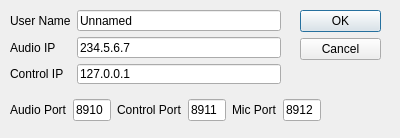
First picture: the form in Source/client/settings.ui, repository FrostByten/Comm-Audio, before the edit.
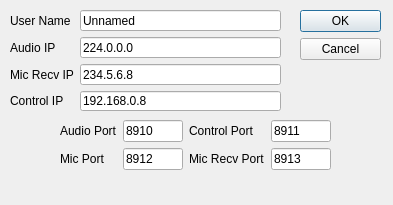
Second picture: the form after the edit.

Commit message: Made hard coded ips and port get from settings

The edit to the form file:
```diff
--- a/Source/client/settings.ui
+++ b/Source/client/settings.ui
@@ -6,8 +6,8 @@
    <rect>
     <x>0</x>
     <y>0</y>
-    <width>400</width>
-    <height>138</height>
+    <width>393</width>
+    <height>205</height>
    </rect>
   </property>
   <property name="windowTitle">
@@ -32,10 +32,10 @@
   <widget class="QWidget" name="gridLayoutWidget">
    <property name="geometry">
     <rect>
-     <x>10</x>
-     <y>90</y>
-     <width>311</width>
-     <height>41</height>
+     <x>60</x>
+     <y>120</y>
+     <width>271</width>
+     <height>51</height>
     </rect>
    </property>
    <layout class="QGridLayout" name="gridLayout">
@@ -46,20 +46,6 @@
       </property>
      </widget>
     </item>
-    <item row="0" column="0">
-     <widget class="QLabel" name="label_2">
-      <property name="text">
-       <string>Audio Port</string>
-      </property>
-     </widget>
-    </item>
-    <item row="0" column="2">
-     <widget class="QLabel" name="label">
-      <property name="text">
-       <string>Control Port</string>
-      </property>
-     </widget>
-    </item>
     <item row="0" column="3">
      <widget class="QLineEdit" name="control_port">
       <property name="text">
@@ -67,20 +53,48 @@
       </property>
      </widget>
     </item>
-    <item row="0" column="4">
+    <item row="0" column="2">
+     <widget class="QLabel" name="label">
+      <property name="text">
+       <string>Control Port</string>
+      </property>
+     </widget>
+    </item>
+    <item row="0" column="0">
+     <widget class="QLabel" name="label_2">
+      <property name="text">
+       <string>Audio Port</string>
+      </property>
+     </widget>
+    </item>
+    <item row="1" column="0">
      <widget class="QLabel" name="label_3">
       <property name="text">
        <string>Mic Port</string>
       </property>
      </widget>
     </item>
-    <item row="0" column="5">
+    <item row="1" column="1">
      <widget class="QLineEdit" name="mic_port">
       <property name="text">
        <string>8912</string>
       </property>
      </widget>
     </item>
+    <item row="1" column="2">
+     <widget class="QLabel" name="label_7">
+      <property name="text">
+       <string>Mic Recv Port</string>
+      </property>
+     </widget>
+    </item>
+    <item row="1" column="3">
+     <widget class="QLineEdit" name="mic_recv_port">
+      <property name="text">
+       <string>8913</string>
+      </property>
+     </widget>
+    </item>
    </layout>
   </widget>
   <widget class="QWidget" name="gridLayoutWidget_2">
@@ -89,11 +103,25 @@
      <x>10</x>
      <y>10</y>
      <width>271</width>
-     <height>74</height>
+     <height>101</height>
     </rect>
    </property>
    <layout class="QGridLayout" name="gridLayout_2">
     <item row="2" column="0">
+     <widget class="QLabel" name="label_8">
+      <property name="text">
+       <string>Mic Recv IP</string>
+      </property>
+     </widget>
+    </item>
+    <item row="1" column="0">
+     <widget class="QLabel" name="label_5">
+      <property name="text">
+       <string>Audio IP</string>
+      </property>
+     </widget>
+    </item>
+    <item row="3" column="0">
      <widget class="QLabel" name="label_6">
       <property name="text">
        <string>Control IP</string>
@@ -114,24 +142,24 @@
       </property>
      </widget>
     </item>
-    <item row="1" column="0">
-     <widget class="QLabel" name="label_5">
-      <property name="text">
-       <string>Audio IP</string>
-      </property>
-     </widget>
-    </item>
     <item row="1" column="2">
      <widget class="QLineEdit" name="audio_ip">
       <property name="text">
-       <string>234.5.6.7</string>
+       <string>224.0.0.0</string>
       </property>
      </widget>
     </item>
-    <item row="2" column="2">
+    <item row="3" column="2">
      <widget class="QLineEdit" name="control_ip">
       <property name="text">
-       <string>127.0.0.1</string>
+       <string>192.168.0.8</string>
+      </property>
+     </widget>
+    </item>
+    <item row="2" column="2">
+     <widget class="QLineEdit" name="mic_recv_ip">
+      <property name="text">
+       <string>234.5.6.8</string>
       </property>
      </widget>
     </item>
```
The commit also changes 7 other files.
